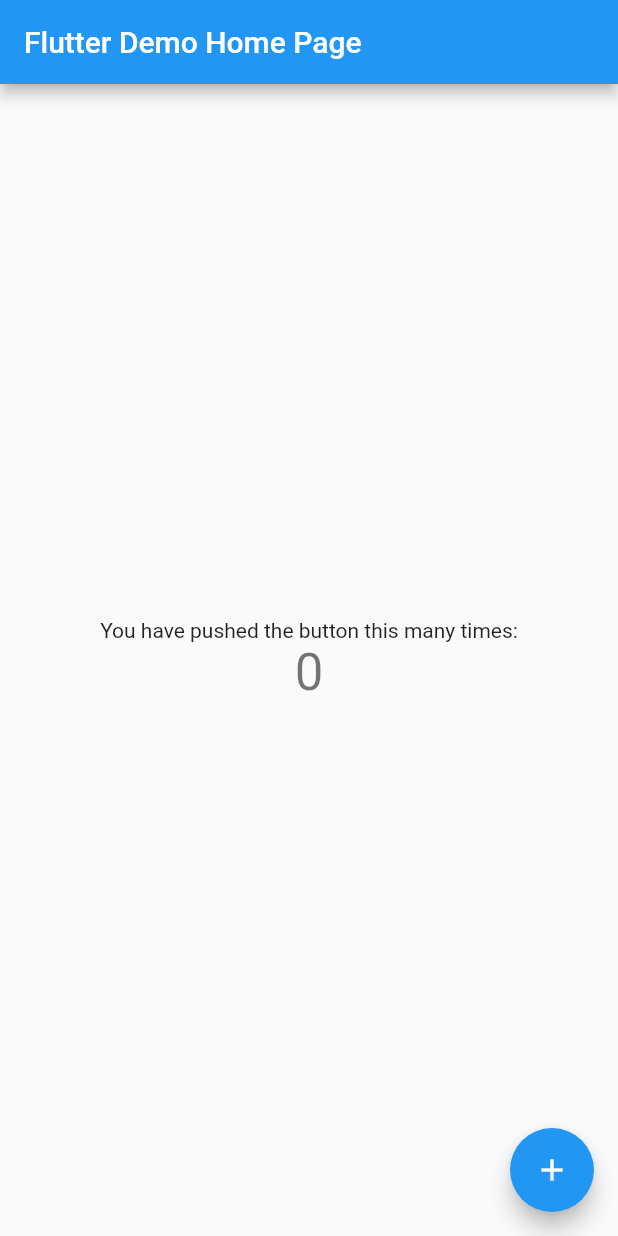
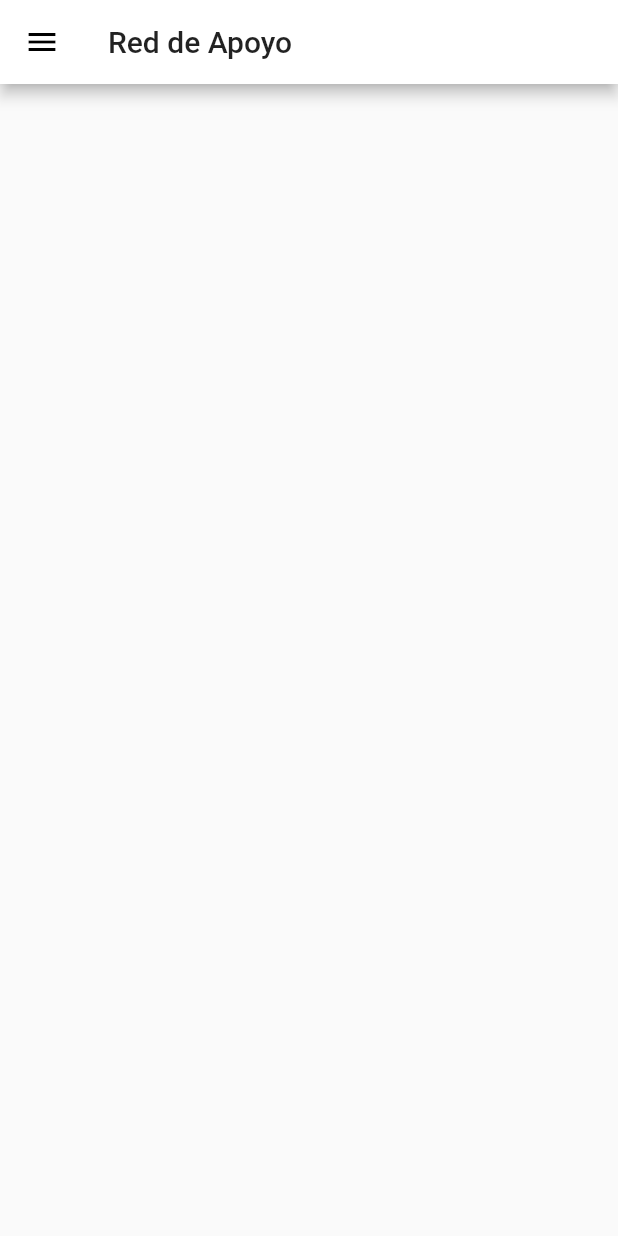
Before and after one commit to Dvil0/Redeap, a Flutter app: the screen it shows after launch, on a phone screen of 412 x 824 dp. Run offline on Flutter 3.47's test engine with Material 2 defaults, Android fonts, the phone set to English and light mode, and no system bars; our stand-ins replace bloc, cloud_firestore, dartz, equatable; accounts and stored records are empty.

Commit message:
add project widgets to implement the screens for manage news features.

```diff
--- /dev/null
+++ b/lib/core/route/router.dart
@@ -0,0 +1,23 @@
+import 'package:flutter/material.dart';
+import 'package:flutter/widgets.dart';
+import 'package:redeap/features/manage_news/presentation/screens/show_news_screen.dart';
+
+class Router {
+  static Route<dynamic> generateRoute( RouteSettings settings ) {
+    switch( settings.name ){
+      case '/' :
+        return MaterialPageRoute(
+            builder: (_) => ShowNewsScreen()
+        );
+      default:
+        return MaterialPageRoute(
+            builder: (_) =>
+              Scaffold(
+                body: Center(
+                  child: Text('No route defined for ${settings.name}'),
+                ),
+              )
+        );
+    }
+  }
+}
--- /dev/null
+++ b/lib/core/widgets/my_app_bar.dart
@@ -0,0 +1,7 @@
+import 'package:flutter/material.dart';
+
+class MyAppBar extends AppBar {
+  MyAppBar() : super(
+    title: Text('Red de Apoyo'),
+  );
+}
--- /dev/null
+++ b/lib/core/widgets/my_drawer.dart
@@ -0,0 +1,29 @@
+import 'package:flutter/material.dart';
+
+class MyDrawer extends Drawer {
+  MyDrawer() : super(
+    child: ListView(
+      padding: EdgeInsets.zero,
+      children: <Widget>[
+        DrawerHeader(
+          child: Text('Opciones'),
+          decoration: BoxDecoration(
+            color: Colors.white30
+          ),
+        ),
+        ListTile(
+          title: Text('Home'),
+          onTap: () => null,
+        ),
+        ListTile(
+          title: Text('Reportes'),
+          onTap: () => null,
+        ),
+        ListTile(
+          title: Text('Unidades'),
+          onTap: () => null,
+        )
+      ],
+    )
+  );
+}
--- /dev/null
+++ b/lib/features/manage_news/presentation/screens/show_news_screen.dart
@@ -0,0 +1,14 @@
+import 'package:flutter/material.dart';
+import 'package:redeap/core/widgets/my_app_bar.dart';
+import 'package:redeap/core/widgets/my_drawer.dart';
+
+class ShowNewsScreen extends StatelessWidget {
+  @override
+  Widget build(BuildContext context) {
+    return Scaffold(
+      appBar: MyAppBar(),
+      drawer: MyDrawer(),
+    );
+  }
+
+}
--- a/lib/main.dart
+++ b/lib/main.dart
@@ -1,117 +1,21 @@
 import 'package:flutter/material.dart';
+import 'package:redeap/core/route/router.dart';
 
 void main() {
-  runApp(MyApp());
+  runApp( Redeap() );
 }
 
-class MyApp extends StatelessWidget {
-  // This widget is the root of your application.
+class Redeap extends StatelessWidget {
   @override
-  Widget build(BuildContext context) {
+  Widget build( BuildContext context ) {
     return MaterialApp(
-      title: 'Flutter Demo',
+      debugShowCheckedModeBanner: false,
+      title: 'Red de Apoyo',
       theme: ThemeData(
-        // This is the theme of your application.
-        //
-        // Try running your application with "flutter run". You'll see the
-        // application has a blue toolbar. Then, without quitting the app, try
-        // changing the primarySwatch below to Colors.green and then invoke
-        // "hot reload" (press "r" in the console where you ran "flutter run",
-        // or simply save your changes to "hot reload" in a Flutter IDE).
-        // Notice that the counter didn't reset back to zero; the application
-        // is not restarted.
-        primarySwatch: Colors.blue,
-        // This makes the visual density adapt to the platform that you run
-        // the app on. For desktop platforms, the controls will be smaller and
-        // closer together (more dense) than on mobile platforms.
-        visualDensity: VisualDensity.adaptivePlatformDensity,
+        primaryColor: Colors.white
       ),
-      home: MyHomePage(title: 'Flutter Demo Home Page'),
+      initialRoute: '/',
+      onGenerateRoute: Router.generateRoute,
     );
   }
 }
-
-class MyHomePage extends StatefulWidget {
-  MyHomePage({Key key, this.title}) : super(key: key);
-
-  // This widget is the home page of your application. It is stateful, meaning
-  // that it has a State object (defined below) that contains fields that affect
-  // how it looks.
-
-  // This class is the configuration for the state. It holds the values (in this
-  // case the title) provided by the parent (in this case the App widget) and
-  // used by the build method of the State. Fields in a Widget subclass are
-  // always marked "final".
-
-  final String title;
-
-  @override
-  _MyHomePageState createState() => _MyHomePageState();
-}
-
-class _MyHomePageState extends State<MyHomePage> {
-  int _counter = 0;
-
-  void _incrementCounter() {
-    setState(() {
-      // This call to setState tells the Flutter framework that something has
-      // changed in this State, which causes it to rerun the build method below
-      // so that the display can reflect the updated values. If we changed
-      // _counter without calling setState(), then the build method would not be
-      // called again, and so nothing would appear to happen.
-      _counter++;
-    });
-  }
-
-  @override
-  Widget build(BuildContext context) {
-    // This method is rerun every time setState is called, for instance as done
-    // by the _incrementCounter method above.
-    //
-    // The Flutter framework has been optimized to make rerunning build methods
-    // fast, so that you can just rebuild anything that needs updating rather
-    // than having to individually change instances of widgets.
-    return Scaffold(
-      appBar: AppBar(
-        // Here we take the value from the MyHomePage object that was created by
-        // the App.build method, and use it to set our appbar title.
-        title: Text(widget.title),
-      ),
-      body: Center(
-        // Center is a layout widget. It takes a single child and positions it
-        // in the middle of the parent.
-        child: Column(
-          // Column is also a layout widget. It takes a list of children and
-          // arranges them vertically. By default, it sizes itself to fit its
-          // children horizontally, and tries to be as tall as its parent.
-          //
-          // Invoke "debug painting" (press "p" in the console, choose the
-          // "Toggle Debug Paint" action from the Flutter Inspector in Android
-          // Studio, or the "Toggle Debug Paint" command in Visual Studio Code)
-          // to see the wireframe for each widget.
-          //
-          // Column has various properties to control how it sizes itself and
-          // how it positions its children. Here we use mainAxisAlignment to
-          // center the children vertically; the main axis here is the vertical
-          // axis because Columns are vertical (the cross axis would be
-          // horizontal).
-          mainAxisAlignment: MainAxisAlignment.center,
-          children: <Widget>[
-            Text(
-              'You have pushed the button this many times:',
-            ),
-            Text(
-              '$_counter',
-              style: Theme.of(context).textTheme.headline4,
-            ),
-          ],
-        ),
-      ),
-      floatingActionButton: FloatingActionButton(
-        onPressed: _incrementCounter,
-        tooltip: 'Increment',
-        child: Icon(Icons.add),
-      ), // This trailing comma makes auto-formatting nicer for build methods.
-    );
-  }
-}
```
Also changed, not shown: 1 other file.
